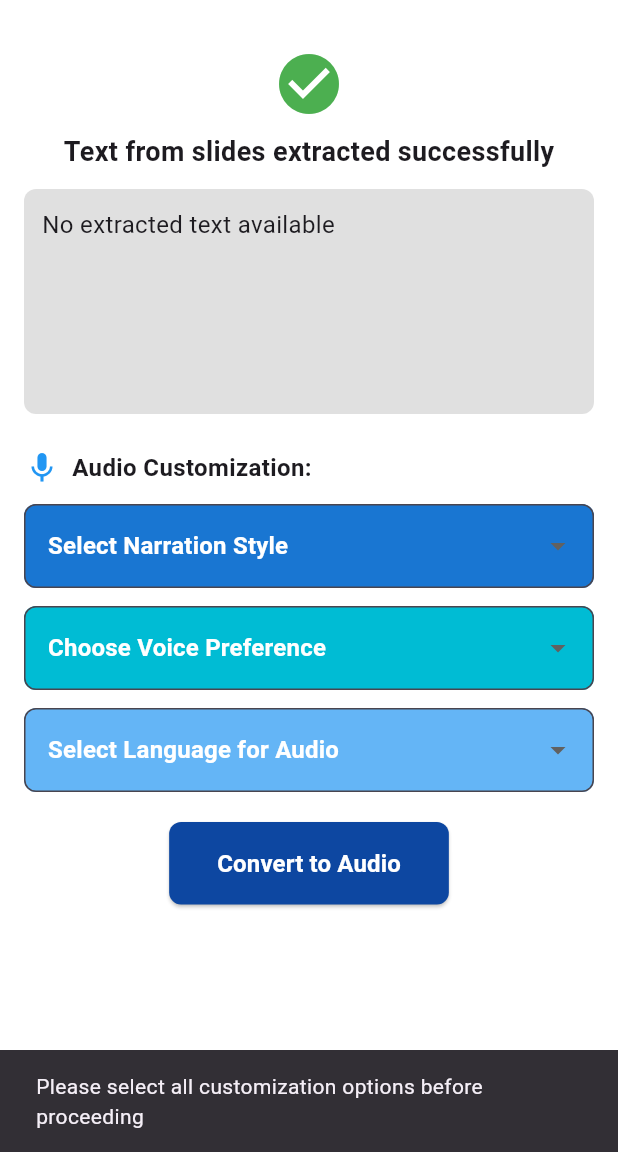
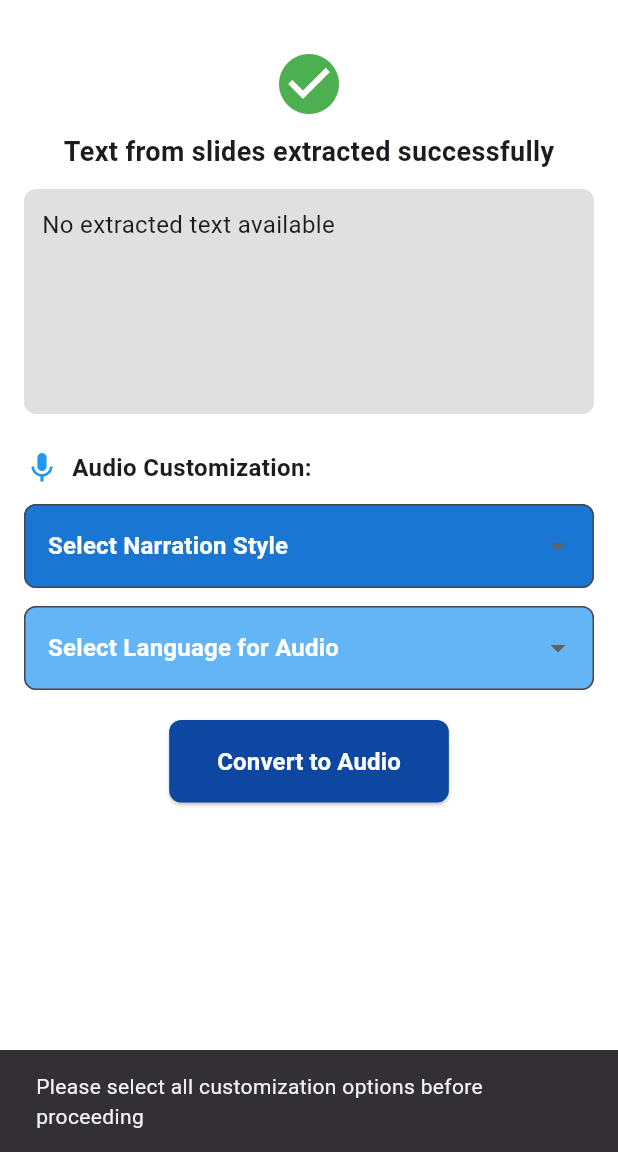
Before and after one commit to carolflz/Audify_fyp, a Flutter app: the UserCustomizationScreen screen opened by its route, after a tap on "Convert to Audio", on a phone screen of 412 x 824 dp, the part 84-1236 px from its top. Run offline on Flutter 3.47's test engine with Material 3 defaults, Android fonts, the phone set to English and light mode, and no system bars; our stand-ins replace file_picker.

Commit message:
removed voice preference drop down

```diff
--- a/lib/user_customization.dart
+++ b/lib/user_customization.dart
@@ -11,7 +11,6 @@ class UserCustomizationScreen extends StatefulWidget {
 
 class _UserCustomizationScreenState extends State<UserCustomizationScreen> {
   String? selectedNarrationStyle;
-  String? selectedVoice;
   String? selectedLanguage;
 
   @override
@@ -112,33 +111,6 @@ class _UserCustomizationScreenState extends State<UserCustomizationScreen> {
             ),
             const SizedBox(height: 12),
 
-            // Voice Preference Dropdown
-            DropdownButtonFormField<String>(
-              decoration: InputDecoration(
-                filled: true,
-                fillColor: Colors.cyan[500],
-                border: OutlineInputBorder(
-                  borderRadius: BorderRadius.circular(8),
-                ),
-              ),
-              dropdownColor: Colors.cyan[500],
-              value: selectedVoice,
-              hint: const Text(
-                'Choose Voice Preference',
-                style: TextStyle(color: Colors.white, fontWeight: FontWeight.bold),
-              ),
-              items: const [
-                DropdownMenuItem(value: 'male', child: Text('Male Voice', style: TextStyle(color: Colors.white))),
-                DropdownMenuItem(value: 'female', child: Text('Female Voice', style: TextStyle(color: Colors.white))),
-              ],
-              onChanged: (value) {
-                setState(() {
-                  selectedVoice = value;
-                });
-              },
-            ),
-            const SizedBox(height: 12),
-
             // Language Selection Dropdown
             DropdownButtonFormField<String>(
               decoration: InputDecoration(
@@ -175,17 +147,15 @@ class _UserCustomizationScreenState extends State<UserCustomizationScreen> {
                 shape: RoundedRectangleBorder(borderRadius: BorderRadius.circular(8)),
               ),
               onPressed: () {
-                if (selectedNarrationStyle == null || selectedVoice == null || selectedLanguage == null) {
+                if (selectedNarrationStyle == null || selectedLanguage == null) {
                   ScaffoldMessenger.of(context).showSnackBar(
                     const SnackBar(content: Text('Please select all customization options before proceeding')),
                   );
                   return;
                 }
 
-                // Use debugPrint instead of print (Flutter's recommended approach)
                 debugPrint("Extracted Text: ${widget.extractedText}");
                 debugPrint("Narration Style: $selectedNarrationStyle");
-                debugPrint("Voice Preference: $selectedVoice");
                 debugPrint("Language: $selectedLanguage");
 
                 ScaffoldMessenger.of(context).showSnackBar(
```
Also changed, not shown: lib/main.dart (+6 -4 lines).
